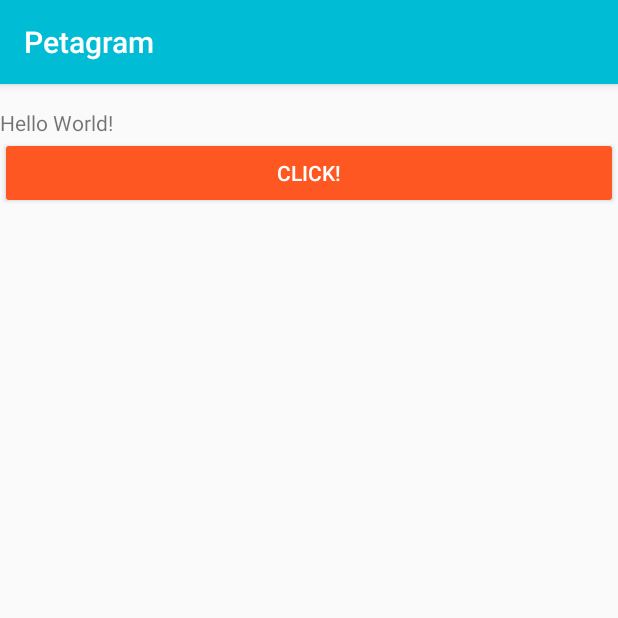
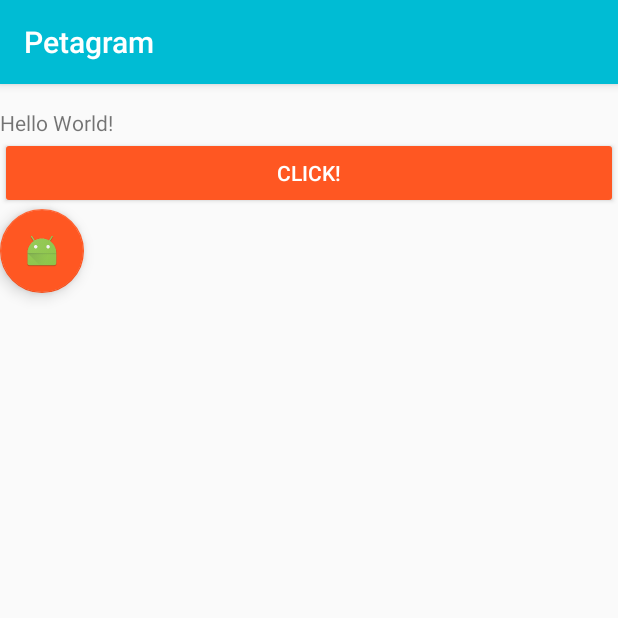
Before and after one commit to MaxMontero/Petagram, an Android app: the screen it shows after launch (MainActivity), on a phone screen of 412 x 824 dp, the top half of it. Run offline under Robolectric (Android 15) with nearby library versions, the phone set to English and light mode, and no system bars.

Commit message:
Agregado Floating Action Button a la aplicación

```diff
--- a/app/build.gradle
+++ b/app/build.gradle
@@ -26,5 +26,7 @@ dependencies {
     })
     compile 'com.android.support:appcompat-v7:25.2.0'
     compile 'com.android.support.constraint:constraint-layout:1.0.1'
+    //agregando libreria de soporte material
+    compile 'com.android.support:design:25.2.0'
     testCompile 'junit:junit:4.12'
 }
--- a/app/src/main/java/maxmontero/com/petagram/MainActivity.java
+++ b/app/src/main/java/maxmontero/com/petagram/MainActivity.java
@@ -1,7 +1,9 @@
 package maxmontero.com.petagram;
 
+import android.support.design.widget.FloatingActionButton;
 import android.support.v7.app.AppCompatActivity;
 import android.os.Bundle;
+import android.view.View;
 
 public class MainActivity extends AppCompatActivity {
 
@@ -9,5 +11,18 @@ public class MainActivity extends AppCompatActivity {
     protected void onCreate(Bundle savedInstanceState) {
         super.onCreate(savedInstanceState);
         setContentView(R.layout.activity_main);
+        agregarFAB();
+    }
+
+    //metodo para agregar el floating action button
+    public void agregarFAB(){
+        FloatingActionButton fabMain = (FloatingActionButton) findViewById(R.id.fab_main);
+        fabMain.setOnClickListener(new View.OnClickListener() {
+            @Override
+            public void onClick(View view) {
+
+            }
+        });
+
     }
 }
--- a/app/src/main/res/layout/activity_main.xml
+++ b/app/src/main/res/layout/activity_main.xml
@@ -14,7 +14,8 @@
         android:layout_height="wrap_content"
         android:text="Hello World!"
          />
-    <!-- para agregar el estilo Raised Button se modifica styles.css-->
+    <!-- para agregar el estilo Raised Button se modifica styles.css
+    android:theme agrega el estilo raisedButon al boton-->
     <Button
         android:id="@+id/button_main"
         android:layout_width="match_parent"
@@ -23,5 +24,14 @@
         android:text="@string/main_click"
         android:theme="@style/MiBotonRaised"
         />
+    <!-- Etiqueta de Floating Action Button-->
+    <android.support.design.widget.FloatingActionButton
+        android:id="@+id/fab_main"
+        android:layout_width="wrap_content"
+        android:layout_height="wrap_content"
+        android:src="@mipmap/ic_launcher"
+        android:layout_below="@id/button_main"
+
+        />
 
 </RelativeLayout>
```
